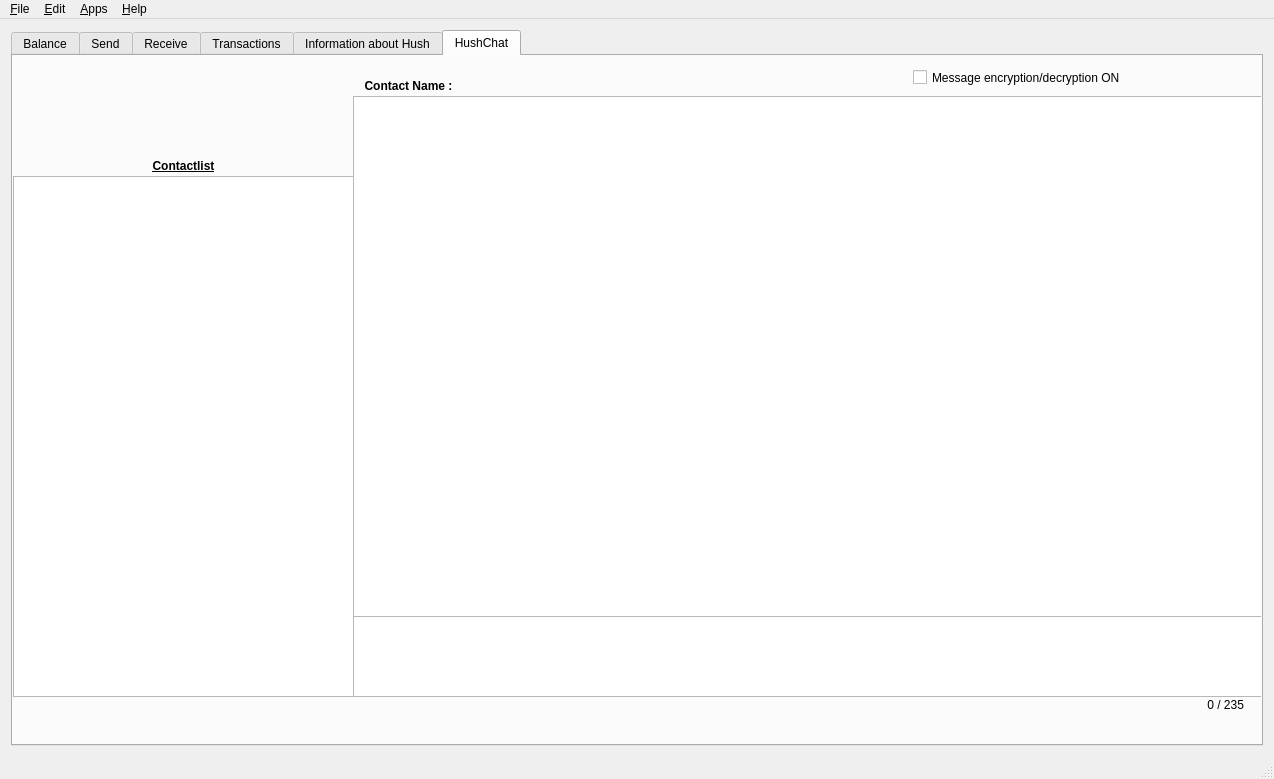
This is src/mainwindow.ui in jahway603/SilentDragonLite as Qt 5 draws it before an edit. The edited form follows.
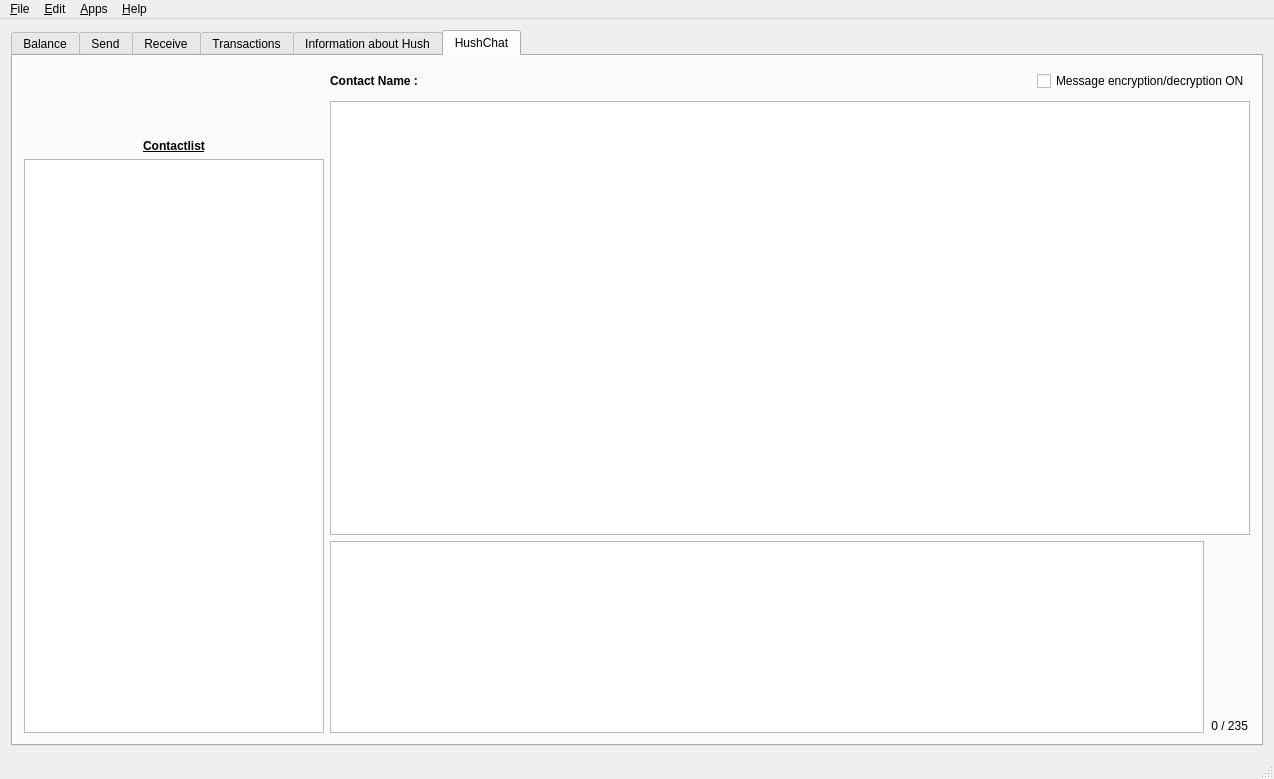
This is the edited form. Icons and pictures are not drawn. Custom widgets are drawn as their Qt base class.

Commit message: Responsiveness for Chat Tab

```diff
--- a/src/mainwindow.ui
+++ b/src/mainwindow.ui
@@ -1338,14 +1338,188 @@
        <attribute name="title">
         <string>HushChat</string>
        </attribute>
+       <layout class="QGridLayout" name="gridLayout_7">
+        <item row="0" column="1" rowspan="4">
+         <layout class="QVBoxLayout" name="verticalLayout_6">
+          <item>
+           <layout class="QHBoxLayout" name="horizontalLayout_18" stretch="0,0,0,0">
+            <property name="sizeConstraint">
+             <enum>QLayout::SetDefaultConstraint</enum>
+            </property>
+            <property name="leftMargin">
+             <number>0</number>
+            </property>
+            <property name="rightMargin">
+             <number>0</number>
+            </property>
+            <property name="bottomMargin">
+             <number>15</number>
+            </property>
+            <item>
+             <widget class="QPushButton" name="pushContact">
+              <property name="minimumSize">
+               <size>
+                <width>51</width>
+                <height>51</height>
+               </size>
+              </property>
+              <property name="maximumSize">
+               <size>
+                <width>51</width>
+                <height>51</height>
+               </size>
+              </property>
+              <property name="baseSize">
+               <size>
+                <width>100</width>
+                <height>0</height>
+               </size>
+              </property>
+              <property name="toolTip">
+               <string>Incoming contact request</string>
+              </property>
+              <property name="autoFillBackground">
+               <bool>false</bool>
+              </property>
+              <property name="text">
+               <string/>
+              </property>
+              <property name="icon">
+               <iconset resource="../application.qrc">
+                <normaloff>:/icons/res/requestBlack.png</normaloff>:/icons/res/requestBlack.png</iconset>
+              </property>
+              <property name="iconSize">
+               <size>
+                <width>50</width>
+                <height>45</height>
+               </size>
+              </property>
+              <property name="flat">
+               <bool>true</bool>
+              </property>
+             </widget>
+            </item>
+            <item>
+             <widget class="QPushButton" name="safeContactRequest">
+              <property name="minimumSize">
+               <size>
+                <width>51</width>
+                <height>51</height>
+               </size>
+              </property>
+              <property name="maximumSize">
+               <size>
+                <width>51</width>
+                <height>51</height>
+               </size>
+              </property>
+              <property name="baseSize">
+               <size>
+                <width>100</width>
+                <height>0</height>
+               </size>
+              </property>
+              <property name="toolTip">
+               <string>Add  a new contact</string>
+              </property>
+              <property name="text">
+               <string/>
+              </property>
+              <property name="icon">
+               <iconset theme="Dark">
+                <normalon>:/icons/res/addContactBlack.png</normalon>
+               </iconset>
+              </property>
+              <property name="iconSize">
+               <size>
+                <width>50</width>
+                <height>45</height>
+               </size>
+              </property>
+              <property name="flat">
+               <bool>true</bool>
+              </property>
+             </widget>
+            </item>
+            <item>
+             <widget class="QPushButton" name="givemeZaddr">
+              <property name="minimumSize">
+               <size>
+                <width>51</width>
+                <height>51</height>
+               </size>
+              </property>
+              <property name="maximumSize">
+               <size>
+                <width>51</width>
+                <height>51</height>
+               </size>
+              </property>
+              <property name="toolTip">
+               <string>Get a new Address</string>
+              </property>
+              <property name="text">
+               <string/>
+              </property>
+              <property name="icon">
+               <iconset resource="../application.qrc">
+                <normaloff>:/icons/res/getAddrBlack.png</normaloff>:/icons/res/getAddrBlack.png</iconset>
+              </property>
+              <property name="iconSize">
+               <size>
+                <width>50</width>
+                <height>45</height>
+               </size>
+              </property>
+              <property name="flat">
+               <bool>true</bool>
+              </property>
+             </widget>
+            </item>
+            <item>
+             <spacer name="horizontalSpacer_10">
+              <property name="orientation">
+               <enum>Qt::Horizontal</enum>
+              </property>
+              <property name="sizeType">
+               <enum>QSizePolicy::Preferred</enum>
+              </property>
+              <property name="sizeHint" stdset="0">
+               <size>
+                <width>100</width>
+                <height>20</height>
+               </size>
+              </property>
+             </spacer>
+            </item>
+           </layout>
+          </item>
+          <item>
+           <widget class="QLabel" name="label_39">
+            <property name="sizePolicy">
+             <sizepolicy hsizetype="Fixed" vsizetype="Fixed">
+              <horstretch>0</horstretch>
+              <verstretch>0</verstretch>
+             </sizepolicy>
+            </property>
+            <property name="minimumSize">
+             <size>
+              <width>300</width>
+              <height>0</height>
+             </size>
+            </property>
+            <property name="text">
+             <string>&lt;html&gt;&lt;head/&gt;&lt;body&gt;&lt;p align=&quot;center&quot;&gt;&lt;span style=&quot; font-weight:600; text-decoration: underline;&quot;&gt;Contactlist&lt;/span&gt;&lt;/p&gt;&lt;/body&gt;&lt;/html&gt;</string>
+            </property>
+           </widget>
+          </item>
+          <item>
        <widget class="QListView" name="listContactWidget">
-        <property name="geometry">
-         <rect>
-          <x>0</x>
-          <y>120</y>
-          <width>341</width>
-          <height>521</height>
-         </rect>
+            <property name="sizePolicy">
+             <sizepolicy hsizetype="Preferred" vsizetype="Expanding">
+              <horstretch>0</horstretch>
+              <verstretch>0</verstretch>
+             </sizepolicy>
         </property>
         <property name="mouseTracking">
          <bool>true</bool>
@@ -1366,50 +1540,33 @@
          <enum>QAbstractItemView::SelectItems</enum>
         </property>
        </widget>
-       <widget class="QLabel" name="label_39">
-        <property name="geometry">
-         <rect>
-          <x>0</x>
-          <y>100</y>
-          <width>341</width>
-          <height>20</height>
-         </rect>
+          </item>
+         </layout>
+        </item>
+        <item row="0" column="5" rowspan="4">
+         <layout class="QVBoxLayout" name="verticalLayout_11">
+          <property name="sizeConstraint">
+           <enum>QLayout::SetDefaultConstraint</enum>
+          </property>
+          <item>
+           <layout class="QHBoxLayout" name="horizontalLayout_19">
+            <property name="sizeConstraint">
+             <enum>QLayout::SetDefaultConstraint</enum>
+            </property>
+            <item alignment="Qt::AlignLeft">
+             <widget class="QLabel" name="contactNameMemo_3">
+              <property name="sizePolicy">
+               <sizepolicy hsizetype="Fixed" vsizetype="Preferred">
+                <horstretch>0</horstretch>
+                <verstretch>0</verstretch>
+               </sizepolicy>
         </property>
         <property name="text">
-         <string>&lt;html&gt;&lt;head/&gt;&lt;body&gt;&lt;p align=&quot;center&quot;&gt;&lt;span style=&quot; font-weight:600; text-decoration: underline;&quot;&gt;Contactlist&lt;/span&gt;&lt;/p&gt;&lt;/body&gt;&lt;/html&gt;</string>
-        </property>
-       </widget>
-       <widget class="ChatMemoEdit" name="memoTxtChat">
-        <property name="geometry">
-         <rect>
-          <x>340</x>
-          <y>560</y>
-          <width>921</width>
-          <height>81</height>
-         </rect>
-        </property>
-        <property name="autoFillBackground">
-         <bool>false</bool>
-        </property>
-        <property name="styleSheet">
-         <string notr="true">font: 11pt &quot;Noto Color Emoji&quot;;</string>
-        </property>
-        <property name="autoFormatting">
-         <set>QTextEdit::AutoNone</set>
-        </property>
-        <property name="lineWrapMode">
-         <enum>QTextEdit::FixedPixelWidth</enum>
-        </property>
-        <property name="lineWrapColumnOrWidth">
-         <number>600</number>
-        </property>
-        <property name="readOnly">
-         <bool>false</bool>
-        </property>
-        <property name="textInteractionFlags">
-         <set>Qt::TextEditorInteraction</set>
-        </property>
-       </widget>
+               <string>&lt;html&gt;&lt;head/&gt;&lt;body&gt;&lt;p align=&quot;center&quot;&gt;&lt;span style=&quot; font-weight:600;&quot;&gt;Contact Name :&lt;/span&gt;&lt;/p&gt;&lt;/body&gt;&lt;/html&gt;</string>
+              </property>
+             </widget>
+            </item>
+            <item>
        <widget class="QLabel" name="contactNameMemo">
         <property name="geometry">
          <rect>
@@ -1429,66 +1586,45 @@
          <string>&lt;html&gt;&lt;head/&gt;&lt;body&gt;&lt;p align=&quot;center&quot;&gt;&lt;br/&gt;&lt;/p&gt;&lt;/body&gt;&lt;/html&gt;</string>
         </property>
        </widget>
-       <widget class="QPushButton" name="sendChatButton">
-        <property name="geometry">
-         <rect>
-          <x>1160</x>
-          <y>560</y>
-          <width>91</width>
-          <height>81</height>
-         </rect>
-        </property>
-        <property name="baseSize">
+            </item>
+            <item>
+             <spacer name="horizontalSpacer_9">
+              <property name="orientation">
+               <enum>Qt::Horizontal</enum>
+              </property>
+              <property name="sizeHint" stdset="0">
          <size>
-          <width>100</width>
-          <height>0</height>
-         </size>
-        </property>
-        <property name="autoFillBackground">
-         <bool>false</bool>
-        </property>
-        <property name="text">
-         <string/>
-        </property>
-        <property name="icon">
-         <iconset>
-          <normalon>:/icons/res/sendBlack.png</normalon>
-         </iconset>
-        </property>
-        <property name="iconSize">
-         <size>
-          <width>50</width>
-          <height>49</height>
-         </size>
-        </property>
-        <property name="default">
-         <bool>false</bool>
-        </property>
-        <property name="flat">
-         <bool>true</bool>
-        </property>
-       </widget>
-       <widget class="QLabel" name="contactNameMemo_3">
-        <property name="geometry">
-         <rect>
-          <x>340</x>
-          <y>20</y>
-          <width>111</width>
+                <width>40</width>
           <height>20</height>
-         </rect>
+               </size>
+              </property>
+             </spacer>
+            </item>
+            <item alignment="Qt::AlignRight|Qt::AlignVCenter">
+             <widget class="QCheckBox" name="decryptionMessage">
+              <property name="sizePolicy">
+               <sizepolicy hsizetype="Fixed" vsizetype="Fixed">
+                <horstretch>0</horstretch>
+                <verstretch>0</verstretch>
+               </sizepolicy>
+              </property>
+              <property name="layoutDirection">
+               <enum>Qt::LeftToRight</enum>
         </property>
         <property name="text">
-         <string>&lt;html&gt;&lt;head/&gt;&lt;body&gt;&lt;p align=&quot;center&quot;&gt;&lt;span style=&quot; font-weight:600;&quot;&gt;Contact Name :&lt;/span&gt;&lt;/p&gt;&lt;/body&gt;&lt;/html&gt;</string>
-        </property>
-       </widget>
+               <string>Message encryption/decryption ON</string>
+              </property>
+             </widget>
+            </item>
+           </layout>
+          </item>
+          <item>
        <widget class="QListView" name="listChat">
-        <property name="geometry">
-         <rect>
-          <x>340</x>
-          <y>40</y>
-          <width>921</width>
-          <height>521</height>
-         </rect>
+            <property name="sizePolicy">
+             <sizepolicy hsizetype="Expanding" vsizetype="Expanding">
+              <horstretch>0</horstretch>
+              <verstretch>0</verstretch>
+             </sizepolicy>
         </property>
         <property name="toolTip">
          <string>The locks shows you the status of the message. Red lock = unconfirmed, green lock = min. 1 confirmations, orange lock = message is notarized</string>
@@ -1533,26 +1669,55 @@
          <bool>true</bool>
         </property>
        </widget>
-       <widget class="QPushButton" name="safeContactRequest">
-        <property name="geometry">
-         <rect>
-          <x>10</x>
-          <y>20</y>
-          <width>51</width>
-          <height>51</height>
-         </rect>
-        </property>
-        <property name="minimumSize">
-         <size>
-          <width>51</width>
-          <height>51</height>
-         </size>
-        </property>
-        <property name="maximumSize">
-         <size>
-          <width>51</width>
-          <height>51</height>
-         </size>
+          </item>
+          <item>
+           <layout class="QHBoxLayout" name="horizontalLayout_23">
+            <property name="sizeConstraint">
+             <enum>QLayout::SetDefaultConstraint</enum>
+            </property>
+            <property name="bottomMargin">
+             <number>0</number>
+            </property>
+            <item>
+             <widget class="ChatMemoEdit" name="memoTxtChat">
+              <property name="sizePolicy">
+               <sizepolicy hsizetype="Expanding" vsizetype="Maximum">
+                <horstretch>0</horstretch>
+                <verstretch>0</verstretch>
+               </sizepolicy>
+              </property>
+              <property name="autoFillBackground">
+               <bool>false</bool>
+              </property>
+              <property name="styleSheet">
+               <string notr="true">font: 11pt &quot;Noto Color Emoji&quot;;</string>
+              </property>
+              <property name="autoFormatting">
+               <set>QTextEdit::AutoNone</set>
+              </property>
+              <property name="lineWrapMode">
+               <enum>QTextEdit::WidgetWidth</enum>
+              </property>
+              <property name="lineWrapColumnOrWidth">
+               <number>600</number>
+              </property>
+              <property name="readOnly">
+               <bool>false</bool>
+              </property>
+              <property name="textInteractionFlags">
+               <set>Qt::TextEditorInteraction</set>
+              </property>
+             </widget>
+            </item>
+            <item>
+             <layout class="QVBoxLayout" name="verticalLayout_7">
+              <item alignment="Qt::AlignBottom">
+               <widget class="QPushButton" name="sendChatButton">
+                <property name="sizePolicy">
+                 <sizepolicy hsizetype="Fixed" vsizetype="Preferred">
+                  <horstretch>0</horstretch>
+                  <verstretch>0</verstretch>
+                 </sizepolicy>
         </property>
         <property name="baseSize">
          <size>
@@ -1560,8 +1725,8 @@
           <height>0</height>
          </size>
         </property>
-        <property name="toolTip">
-         <string>Add  a new contact</string>
+                <property name="autoFillBackground">
+                 <bool>false</bool>
         </property>
         <property name="text">
          <string/>
@@ -1574,112 +1739,24 @@
         <property name="iconSize">
          <size>
           <width>50</width>
-          <height>45</height>
-         </size>
-        </property>
-        <property name="flat">
-         <bool>true</bool>
-        </property>
-       </widget>
-       <widget class="QPushButton" name="pushContact">
-        <property name="geometry">
-         <rect>
-          <x>80</x>
-          <y>20</y>
-          <width>51</width>
-          <height>51</height>
-         </rect>
-        </property>
-        <property name="minimumSize">
-         <size>
-          <width>51</width>
-          <height>51</height>
-         </size>
-        </property>
-        <property name="maximumSize">
-         <size>
-          <width>51</width>
-          <height>51</height>
-         </size>
-        </property>
-        <property name="baseSize">
-         <size>
-          <width>100</width>
-          <height>0</height>
-         </size>
-        </property>
-        <property name="toolTip">
-         <string>Incoming contact request</string>
-        </property>
-        <property name="autoFillBackground">
+                  <height>49</height>
+                 </size>
+                </property>
+                <property name="default">
          <bool>false</bool>
         </property>
-        <property name="text">
-         <string/>
-        </property>
-        <property name="icon">
-         <iconset resource="../application.qrc">
-          <normaloff>:/icons/res/requestBlack.png</normaloff>:/icons/res/requestBlack.png</iconset>
-        </property>
-        <property name="iconSize">
-         <size>
-          <width>50</width>
-          <height>45</height>
-         </size>
-        </property>
         <property name="flat">
          <bool>true</bool>
         </property>
        </widget>
-       <widget class="QPushButton" name="givemeZaddr">
-        <property name="geometry">
-         <rect>
-          <x>150</x>
-          <y>20</y>
-          <width>51</width>
-          <height>51</height>
-         </rect>
-        </property>
-        <property name="minimumSize">
-         <size>
-          <width>51</width>
-          <height>51</height>
-         </size>
-        </property>
-        <property name="maximumSize">
-         <size>
-          <width>51</width>
-          <height>51</height>
-         </size>
-        </property>
-        <property name="toolTip">
-         <string>Get a new Address</string>
-        </property>
-        <property name="text">
-         <string/>
-        </property>
-        <property name="icon">
-         <iconset resource="../application.qrc">
-          <normaloff>:/icons/res/getAddrBlack.png</normaloff>:/icons/res/getAddrBlack.png</iconset>
-        </property>
-        <property name="iconSize">
-         <size>
-          <width>50</width>
-          <height>45</height>
-         </size>
-        </property>
-        <property name="flat">
-         <bool>true</bool>
-        </property>
-       </widget>
+              </item>
+              <item alignment="Qt::AlignHCenter">
        <widget class="QLabel" name="memoSizeChat">
-        <property name="geometry">
-         <rect>
-          <x>1140</x>
-          <y>640</y>
-          <width>91</width>
-          <height>17</height>
-         </rect>
+                <property name="sizePolicy">
+                 <sizepolicy hsizetype="Preferred" vsizetype="Fixed">
+                  <horstretch>0</horstretch>
+                  <verstretch>0</verstretch>
+                 </sizepolicy>
         </property>
         <property name="frameShadow">
          <enum>QFrame::Sunken</enum>
@@ -1691,31 +1768,14 @@
          <set>Qt::AlignRight|Qt::AlignTrailing|Qt::AlignVCenter</set>
         </property>
        </widget>
-       <widget class="QCheckBox" name="decryptionMessage">
-        <property name="geometry">
-         <rect>
-          <x>900</x>
-          <y>10</y>
-          <width>281</width>
-          <height>23</height>
-         </rect>
-        </property>
-        <property name="text">
-         <string>Message encryption/decryption ON</string>
-        </property>
-       </widget>
-       <zorder>listContactWidget</zorder>
-       <zorder>label_39</zorder>
-       <zorder>contactNameMemo</zorder>
-       <zorder>contactNameMemo_3</zorder>
-       <zorder>safeContactRequest</zorder>
-       <zorder>pushContact</zorder>
-       <zorder>givemeZaddr</zorder>
-       <zorder>memoSizeChat</zorder>
-       <zorder>listChat</zorder>
-       <zorder>memoTxtChat</zorder>
-       <zorder>sendChatButton</zorder>
-       <zorder>decryptionMessage</zorder>
+              </item>
+             </layout>
+            </item>
+           </layout>
+          </item>
+         </layout>
+        </item>
+       </layout>
       </widget>
      </widget>
     </item>
```
Left out of the diff: 14 changed lines with no effect on the pictures. Lines whose indentation alone changed are shown as unchanged.
